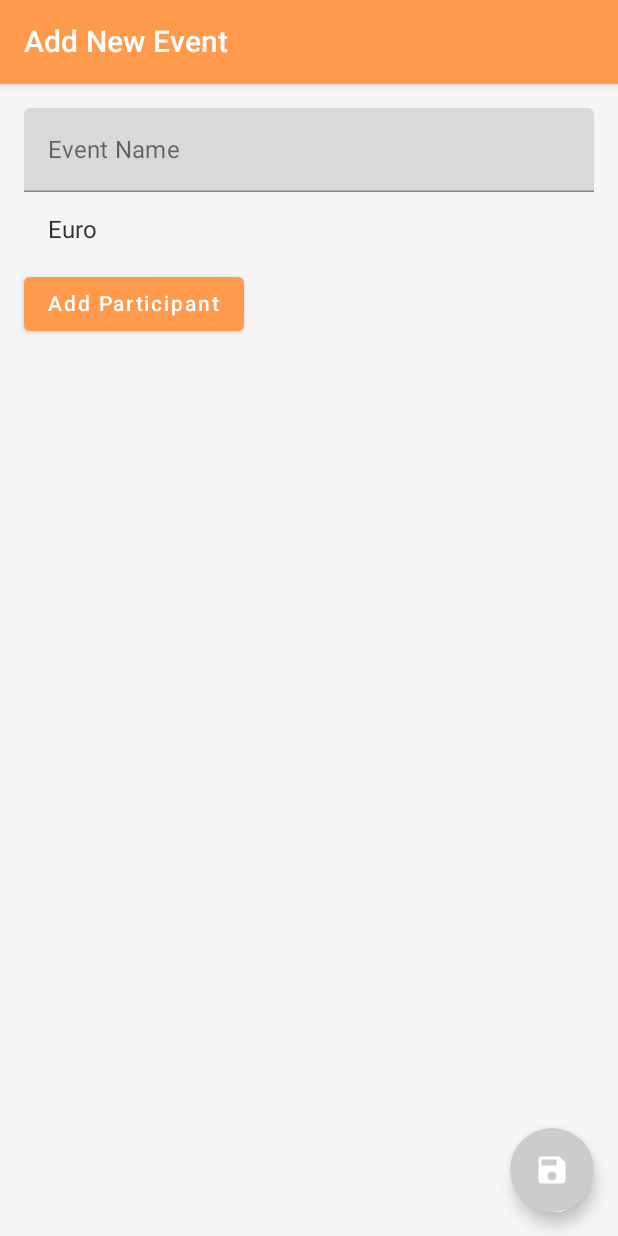
After one commit to sebmueller91/ExpenseTracker, an Android app built with Jetpack Compose: the composable AddEventScreen shown on its own in the app's theme, on a phone screen of 412 x 824 dp. The commit adds this screen. Run offline under Robolectric (Android 15) with nearby library versions, the phone set to English and light mode, and no system bars; libraries missing offline, so code that uses them is left out: com.ramcosta.composedestinations; 1 statement that could not run was skipped.

Commit message:
Added Draft for AddEventScreen

```diff
--- /dev/null
+++ b/app/src/main/java/com/example/expensetracker/ui/screens/AddEventScreen.kt
@@ -0,0 +1,169 @@
+package com.example.expensetracker.ui.screens
+
+import androidx.compose.foundation.clickable
+import androidx.compose.foundation.layout.*
+import androidx.compose.foundation.text.KeyboardActions
+import androidx.compose.foundation.text.KeyboardOptions
+import androidx.compose.material.*
+import androidx.compose.material.icons.Icons
+import androidx.compose.material.icons.filled.Remove
+import androidx.compose.material.icons.filled.Save
+import androidx.compose.runtime.*
+import androidx.compose.ui.Alignment
+import androidx.compose.ui.ExperimentalComposeUiApi
+import androidx.compose.ui.Modifier
+import androidx.compose.ui.graphics.Color
+import androidx.compose.ui.platform.LocalSoftwareKeyboardController
+import androidx.compose.ui.platform.SoftwareKeyboardController
+import androidx.compose.ui.res.stringResource
+import androidx.compose.ui.text.input.ImeAction
+import androidx.compose.ui.unit.dp
+import com.example.expensetracker.R
+import com.example.expensetracker.ui.screens.destinations.EventsOverviewScreenDestination
+import com.ramcosta.composedestinations.annotation.Destination
+import com.ramcosta.composedestinations.navigation.DestinationsNavigator
+
+@OptIn(ExperimentalComposeUiApi::class)
+@Destination
+@Composable
+fun AddEventScreen(
+    navigator: DestinationsNavigator
+) {
+    var eventName by remember { mutableStateOf("") }
+    val availableCurrencies = listOf("Euro")
+    var selectedCurrency by remember { mutableStateOf(availableCurrencies.first()) }
+    var participants by remember { mutableStateOf(listOf<String>()) }
+    val keyboardController = LocalSoftwareKeyboardController.current
+    val maxParticipants = 15
+
+    val canSave = participants.isNotEmpty() && eventName.isNotBlank()
+
+    Scaffold(
+        topBar = {
+            TopAppBar(
+                title = { Text(stringResource(R.string.add_new_event)) }
+            )
+        },
+        floatingActionButton = {
+            FloatingActionButton(onClick = {
+                if (canSave) {
+                    // TODO: Save to database
+                    navigator.navigate(EventsOverviewScreenDestination) // TODO: EventDetailScreen?
+                }
+            }, backgroundColor = if (canSave) MaterialTheme.colors.primary else Color.LightGray,
+                contentColor = if (canSave) MaterialTheme.colors.onPrimary else Color.White
+            ) {
+                Icon(Icons.Filled.Save, contentDescription = stringResource(R.string.save_event))
+            }
+        }
+    ) { innerPadding ->
+        Column(
+            modifier = Modifier
+                .padding(innerPadding)
+                .fillMaxSize()
+
+                .padding(16.dp),
+            horizontalAlignment = Alignment.CenterHorizontally
+        ) {
+            TextField(
+                value = eventName,
+                onValueChange = { eventName = it },
+                label = { Text("Event Name") },
+                modifier = Modifier.fillMaxWidth(),
+                keyboardOptions = KeyboardOptions.Default.copy(imeAction = ImeAction.Next)
+            )
+            DropdownMenuCurrencies(
+                currencies = availableCurrencies,
+                selectedCurrency = selectedCurrency,
+                onCurrencySelected = { selectedCurrency = it }
+            )
+            ParticipantsInput(
+                participants = participants,
+                onParticipantsChange = { participants = it },
+                maxParticipants = maxParticipants,
+                keyboardController = keyboardController
+            )
+        }
+    }
+}
+
+@Composable
+fun DropdownMenuCurrencies(
+    currencies: List<String>,
+    selectedCurrency: String,
+    onCurrencySelected: (String) -> Unit
+) {
+    var expanded by remember { mutableStateOf(false) }
+    Box(modifier = Modifier.fillMaxWidth()) {
+        Text(
+            text = selectedCurrency,
+            modifier = Modifier
+                .fillMaxWidth()
+                .clickable(onClick = { expanded = true })
+                .padding(16.dp)
+        )
+        DropdownMenu(
+            expanded = expanded,
+            onDismissRequest = { expanded = false },
+            modifier = Modifier.fillMaxWidth()
+        ) {
+            currencies.forEach { currency ->
+                DropdownMenuItem(onClick = {
+                    onCurrencySelected(currency)
+                    expanded = false
+                }) {
+                    Text(text = currency)
+                }
+            }
+        }
+    }
+}
+
+@OptIn(ExperimentalComposeUiApi::class)
+@Composable
+fun ParticipantsInput(
+    participants: List<String>,
+    onParticipantsChange: (List<String>) -> Unit,
+    maxParticipants: Int,
+    keyboardController: SoftwareKeyboardController?
+) {
+    var newParticipant by remember { mutableStateOf("") }
+
+    Column(modifier = Modifier.fillMaxWidth()) {
+        participants.forEachIndexed { index, participant ->
+            Row(
+                modifier = Modifier.fillMaxWidth(),
+                verticalAlignment = Alignment.CenterVertically
+            ) {
+                TextField(
+                    value = participant,
+                    onValueChange = { updated ->
+                        onParticipantsChange(
+                            participants.toMutableList().apply { set(index, updated) })
+                    },
+                    label = { Text("Participant ${index + 1}") },
+                    modifier = Modifier
+                        .weight(1f)
+                        .padding(end = 8.dp),
+                    keyboardActions = KeyboardActions(onDone = { keyboardController?.hide() }),
+                    keyboardOptions = KeyboardOptions.Default.copy(imeAction = ImeAction.Done)
+                )
+                if (participants.size > 1) {
+                    IconButton(onClick = {
+                        onParticipantsChange(participants.toMutableList().apply { removeAt(index) })
+                    }) {
+                        Icon(Icons.Default.Remove, contentDescription = "Remove")
+                    }
+                }
+            }
+        }
+        if (participants.size < maxParticipants) {
+            Button(onClick = {
+                onParticipantsChange(participants + newParticipant)
+                newParticipant = ""
+            }) {
+                Text("Add Participant")
+            }
+        }
+    }
+}
--- a/app/src/main/java/com/example/expensetracker/ui/screens/EventDetailScreen.kt
+++ b/app/src/main/java/com/example/expensetracker/ui/screens/EventDetailScreen.kt
@@ -4,9 +4,6 @@ import androidx.compose.foundation.layout.Column
 import androidx.compose.material.Button
 import androidx.compose.material.Text
 import androidx.compose.runtime.Composable
-import androidx.compose.ui.Modifier
-import androidx.navigation.NavController
-import com.example.expensetracker.ui.screens.destinations.EventDetailScreenDestination
 import com.example.expensetracker.ui.screens.destinations.EventsOverviewScreenDestination
 import com.ramcosta.composedestinations.annotation.Destination
 import com.ramcosta.composedestinations.navigation.DestinationsNavigator
--- a/app/src/main/java/com/example/expensetracker/ui/theme/Color.kt
+++ b/app/src/main/java/com/example/expensetracker/ui/theme/Color.kt
@@ -5,7 +5,9 @@ import androidx.compose.ui.graphics.Color
 val Teal200 = Color(0xFF03DAC5)
 val Teal700 = Color(0xFF018786)
 val Orange200 = Color(0xFFFFB74D)
-val Orange700 = Color(0xFFFFA726)
+val Orange400 = Color(0xFFFFAF26)
+val Orange700 = Color(0xFFFF9A4D)
+val Orange900 = Color(0xFFFF7F4D)
 val LightGray = Color(0xFFF5F5F5)
 val White = Color(0xFFFFFFFF)
 val Red800 = Color(0xFFB00020)
--- a/app/src/main/res/values/strings.xml
+++ b/app/src/main/res/values/strings.xml
@@ -1,3 +1,5 @@
 <resources>
     <string name="app_name">Expense Tracker</string>
+    <string name="add_new_event">Add New Event</string>
+    <string name="save_event">Save Event</string>
 </resources>
```
Also changed, not shown: app/src/main/java/com/example/expensetracker/ui/screens/EventsOverviewScreen.kt (+24 -4 lines), app/src/main/java/com/example/expensetracker/ui/theme/Theme.kt (+6 -7 lines).
